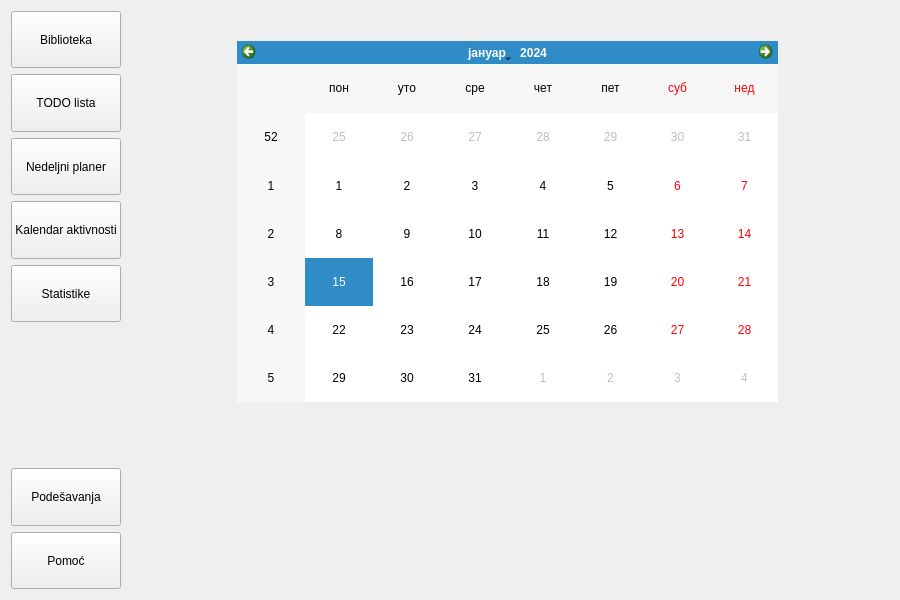
Before: the Qt Designer form app/forms/mainwindow.ui in bogdans55/StudySphere, drawn with Qt 5.
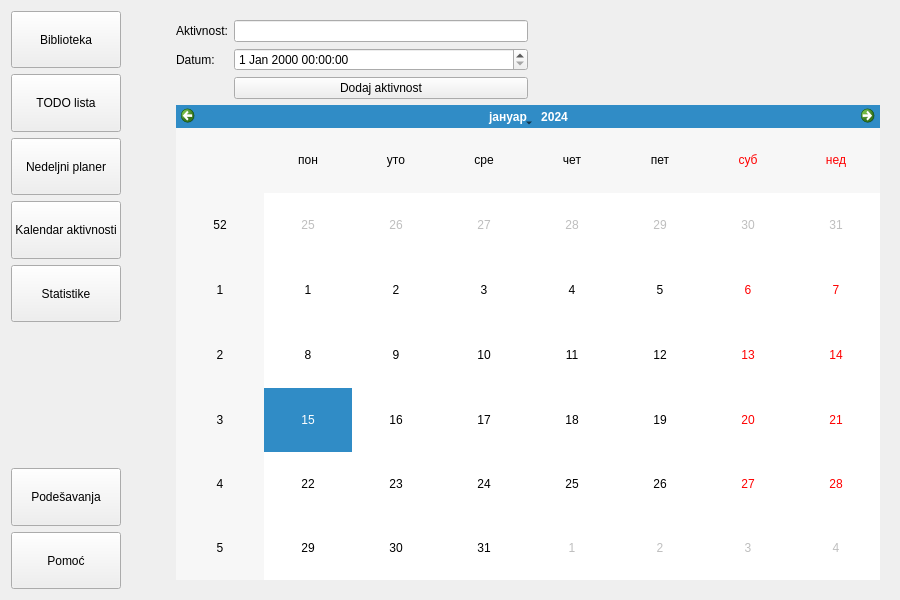
After: the same form once the commit is applied. The open tabs and pages were chosen to show the change. Icons and pictures are not drawn.

Commit message: Edited gui for calendar activity

The edit to the form file:
```diff
--- a/app/forms/mainwindow.ui
+++ b/app/forms/mainwindow.ui
@@ -456,19 +456,63 @@
       </layout>
      </widget>
      <widget class="QWidget" name="page_calendar">
-      <widget class="QCalendarWidget" name="calendarWidget">
-       <property name="geometry">
-        <rect>
-         <x>70</x>
-         <y>30</y>
-         <width>541</width>
-         <height>361</height>
-        </rect>
-       </property>
-       <property name="locale">
-        <locale language="Serbian" country="Serbia"/>
-       </property>
-      </widget>
+      <layout class="QVBoxLayout" name="verticalLayout">
+       <item>
+        <layout class="QHBoxLayout" name="horizontalLayout">
+         <item>
+          <layout class="QFormLayout" name="formLayout">
+           <item row="0" column="0">
+            <widget class="QLabel" name="label">
+             <property name="text">
+              <string>Aktivnost:</string>
+             </property>
+            </widget>
+           </item>
+           <item row="0" column="1">
+            <widget class="QLineEdit" name="lineEdit"/>
+           </item>
+           <item row="1" column="0">
+            <widget class="QLabel" name="label_2">
+             <property name="text">
+              <string>Datum:</string>
+             </property>
+            </widget>
+           </item>
+           <item row="1" column="1">
+            <widget class="QDateTimeEdit" name="dateTimeEdit"/>
+           </item>
+           <item row="2" column="1">
+            <widget class="QPushButton" name="pushButton">
+             <property name="text">
+              <string>Dodaj aktivnost</string>
+             </property>
+            </widget>
+           </item>
+          </layout>
+         </item>
+         <item>
+          <spacer name="horizontalSpacer_4">
+           <property name="orientation">
+            <enum>Qt::Horizontal</enum>
+           </property>
+           <property name="sizeHint" stdset="0">
+            <size>
+             <width>40</width>
+             <height>20</height>
+            </size>
+           </property>
+          </spacer>
+         </item>
+        </layout>
+       </item>
+       <item>
+        <widget class="QCalendarWidget" name="calendarWidget">
+         <property name="locale">
+          <locale language="Serbian" country="Serbia"/>
+         </property>
+        </widget>
+       </item>
+      </layout>
      </widget>
      <widget class="QWidget" name="page_stats">
       <layout class="QVBoxLayout" name="verticalLayout_4">
```
Left out of the diff: 25 changed lines with no effect on the pictures. The commit also changes 2 other files.
